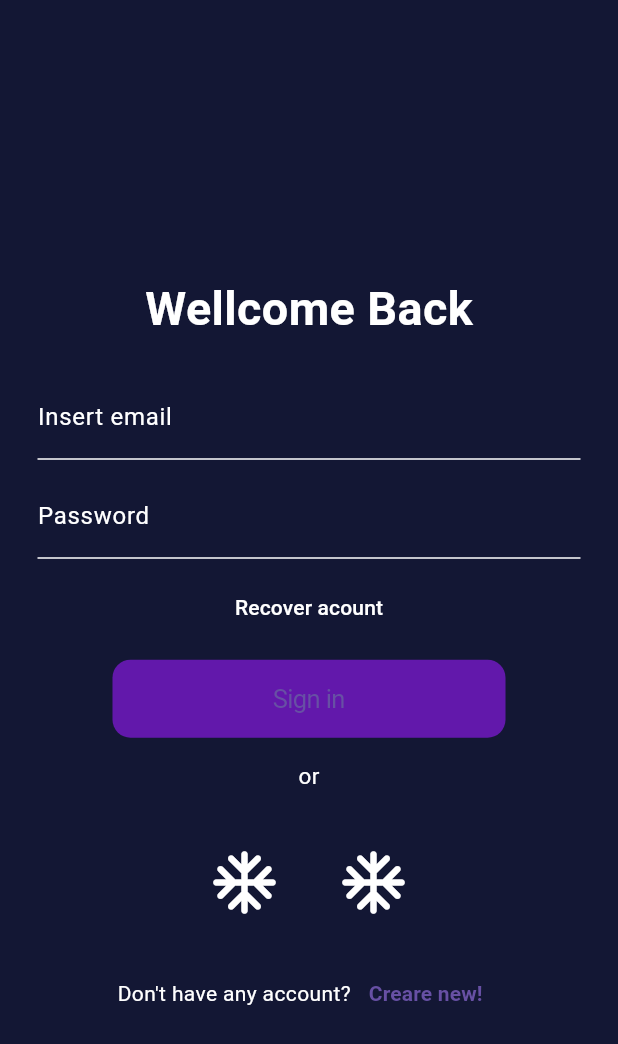
After one commit to eosoyi/flutter_app_all, a Flutter app: the screen it shows after launch, after a tap on "Login 2", on a phone screen of 412 x 824 dp. The commit adds this screen. Shown: the top 1044 px of the screen. Run offline on Flutter 3.47's test engine with Material 3 defaults, Android fonts, the phone set to English and light mode, and no system bars; missing offline and left inert: mobile_scanner.

Commit message:
se crea disenio login 2

```diff
--- /dev/null
+++ b/lib/Utils/ConstrainUtils.dart
@@ -0,0 +1,33 @@
+import 'package:flutter/material.dart';
+
+class ConstrainUtils extends StatefulWidget {
+  Widget child;
+
+  ConstrainUtils({
+    required this.child,
+    super.key
+  });
+
+  @override
+  State<ConstrainUtils> createState() => _ConstrainUtilsState();
+}
+
+class _ConstrainUtilsState extends State<ConstrainUtils> {
+  double minWidth = 100.0;
+  double maxWidth = 200.0;
+
+  @override
+  Widget build(BuildContext context) {
+    Size size = MediaQuery.of(context).size;
+    minWidth = size.width - 150;
+    maxWidth = size.width - 50;
+
+    return ConstrainedBox(
+      constraints: BoxConstraints(
+        minWidth: minWidth,
+        maxWidth: maxWidth
+      ),
+      child: widget.child,
+    );
+  }
+}
--- /dev/null
+++ b/lib/login_2/Login2.dart
@@ -0,0 +1,232 @@
+import 'package:flutter/cupertino.dart';
+import 'package:flutter/material.dart';
+import 'package:pruebas/complementos/FadeInUp.dart';
+
+import '../Utils/ConstrainUtils.dart';
+
+class Login2 extends StatefulWidget {
+  const Login2({super.key});
+
+  @override
+  State<Login2> createState() => _Login2State();
+}
+
+class _Login2State extends State<Login2> {
+  final GlobalKey<FormState> _form = GlobalKey<FormState>();
+
+  late TextEditingController _txtUsername = TextEditingController();
+  late TextEditingController _txtPassword = TextEditingController();
+
+  @override
+  void initState(){
+    super.initState();
+    _txtUsername = TextEditingController(text: '');
+    _txtPassword = TextEditingController(text: '');
+  }
+
+  void _validate(){
+    if(_form.currentState!.validate()){
+
+    }
+  }
+
+  @override
+  Widget build(BuildContext context) {
+    return WillPopScope(
+      onWillPop: () async => true,
+      child: Scaffold(
+        body: Container(
+          color: const Color.fromRGBO(19, 23, 52, 1),
+          height: MediaQuery.of(context).size.height,
+          width: MediaQuery.of(context).size.width,
+          child: Center(
+            child: SingleChildScrollView(
+              physics: const BouncingScrollPhysics(),
+              child: Form(
+                key: _form,
+                child: Column(
+                  mainAxisAlignment: MainAxisAlignment.center,
+                  children: [
+                    const SizedBox(height: 30,),
+                    FadeInUp(
+                      duration: const Duration(milliseconds: 1400),
+                      delay: const Duration(milliseconds: 0),
+                      child: Text(
+                        'Wellcome Back',
+                        style: TextStyle(
+                          color: Colors.white,
+                          fontSize: MediaQuery.of(context).size.width * 0.1 - 10 > 70.0 ? 50.0 : MediaQuery.of(context).size.width * 0.1 - 10,
+                          fontWeight: FontWeight.bold
+                        ),
+                      ),
+                    ),
+                    const SizedBox(height: 20,),
+                    FadeInUp(
+                      duration: const Duration(milliseconds: 1400),
+                      delay: const Duration(milliseconds: 0),
+                      child: ConstrainUtils(
+                        child: TextFormField(
+                          controller: _txtUsername,
+                          cursorColor: Colors.white,
+                          decoration: inputDecoration('Insert email'),
+                          validator: (value) {
+                            if(value!.isEmpty){
+                              return 'Username is required';
+                            }
+                            return null;
+                          },
+                          style: const TextStyle(
+                            color: Colors.white
+                          ),
+                        ),
+                      ),
+                    ),
+                    const SizedBox(height: 10,),
+                    FadeInUp(
+                      duration: const Duration(milliseconds: 1400),
+                      delay: const Duration(milliseconds: 0),
+                      child: ConstrainUtils(
+                        child: TextFormField(
+                          controller: _txtPassword,
+                          cursorColor: Colors.white,
+                          decoration: inputDecoration('Password'),
+                          validator: (value) {
+                            if(value!.isEmpty){
+                              return 'Password is required';
+                            }
+                            return null;
+                          },
+                          style: const TextStyle(
+                              color: Colors.white
+                          ),
+                          obscureText: true,
+
+                        ),
+                      ),
+                    ),
+                    const SizedBox(height: 10,),
+                    FadeInUp(
+                      duration: const Duration(milliseconds: 1400),
+                      delay: const Duration(milliseconds: 0),
+                      child: TextButton(
+                        onPressed: () {
+
+                        },
+                        child: const Text(
+                          'Recover acount',
+                          style: TextStyle(
+                            color: Colors.white
+                          ),
+                        ),
+                      ),
+                    ),
+                    const SizedBox(height: 10,),
+                    FadeInUp(
+                      duration: const Duration(milliseconds: 1400),
+                      delay: const Duration(milliseconds: 0),
+                      child: ConstrainUtils(
+                        child: CupertinoButton(
+                          onPressed: () => _validate(),
+                          color: const Color.fromRGBO(98, 24, 171, 1),
+                          child: const Text(
+                            'Sign in'
+                          ),
+                        ),
+                      ),
+                    ),
+                    const SizedBox(height: 20,),
+                    const FadeInUp(
+                      duration: Duration(milliseconds: 1400),
+                      delay: Duration(milliseconds: 0),
+                      child: Text(
+                        'or',
+                        style: TextStyle(
+                          color: Colors.white,
+                          fontSize: 15.0
+                        ),
+                      ),
+                    ),
+                    const SizedBox(height: 20,),
+                    FadeInUp(
+                      duration: const Duration(milliseconds: 1400),
+                      delay: const Duration(milliseconds: 0),
+                      child: Row(
+                        mainAxisAlignment: MainAxisAlignment.center,
+                         children: [
+                           IconButton(
+                             onPressed: () {
+
+                             },
+                             icon: const Icon(
+                               Icons.ac_unit_rounded,
+                               color: Colors.white,
+                               size: 50.0,
+                             ),
+                           ),
+                           const SizedBox(width: 20.0),
+                           IconButton(
+                             onPressed: () {
+
+                             },
+                             icon: const Icon(
+                               Icons.ac_unit_rounded,
+                               color: Colors.white,
+                               size: 50.0,
+                             ),
+                           ),
+                         ],
+                      ),
+                    ),
+                    const SizedBox(height: 20,),
+                    FadeInUp(
+                      duration: const Duration(milliseconds: 1400),
+                      delay: const Duration(milliseconds: 0),
+                      child: Row(
+                        mainAxisAlignment: MainAxisAlignment.center,
+                        children: [
+                          const Text(
+                            "Don't have any account?",
+                            style: TextStyle(
+                              color: Colors.white,
+                            ),
+                          ),
+                          TextButton(
+                            onPressed: () => Navigator.pushNamed(context, 'login2_form'),
+                            child: const Text(
+                              'Creare new!',
+                              style: TextStyle(
+                                fontWeight: FontWeight.bold
+                              ),
+                            ),
+                          )
+                        ],
+                      ),
+                    )
+                  ],
+                ),
+              ),
+            ),
+          ),
+        ),
+      ),
+    );
+  }
+
+  InputDecoration inputDecoration(String label){
+    return InputDecoration(
+      label: Text(
+        label,
+        style: const TextStyle(
+            color: Colors.white
+        ),
+      ),
+      fillColor: Colors.white,
+      enabledBorder: const UnderlineInputBorder(
+          borderSide: BorderSide(color: Colors.white)
+      ),
+      labelStyle: const TextStyle(
+          color: Colors.white
+      ),
+    );
+  }
+}
--- a/lib/main.dart
+++ b/lib/main.dart
@@ -7,6 +7,8 @@ import 'package:pruebas/ejercicios/otros/OpcionesMenuTab.dart';
 import 'package:pruebas/login%201/Login.dart';
 import 'package:pruebas/login%201/Login1.dart';
 import 'package:pruebas/login%201/SignUp.dart';
+import 'package:pruebas/login_2/Login2.dart';
+import 'package:pruebas/login_2/Login2Form.dart';
 import 'package:pruebas/pages/Menu.dart';
 import 'package:pruebas/scanner/DataQrPage.dart';
 import 'package:pruebas/scanner/Scanner.dart';
@@ -33,6 +35,8 @@ class MyApp extends StatelessWidget {
         'login1' : (context) => const Login1(),
         'login1_page' : (context) => const Login(),
         'sign_up_login1' : (context) => const SignUp(),
+        'login2' : (context) => const Login2(),
+        'login2_form' : (context) => const Login2Form(),
 
         // Leslie
         'otro' : (context) => const Otro(),
--- a/lib/pages/Menu.dart
+++ b/lib/pages/Menu.dart
@@ -36,6 +36,10 @@ class _MenuState extends State<Menu> {
               Center(
                 child: _menuCreate('login1', 'Login 1'),
               ),
+              const SizedBox(height: 20,),
+              Center(
+                child: _menuCreate('login2', 'Login 2'),
+              ),
             ],
           ),
         ),
```
Also changed, not shown: lib/login_2/Login2Form.dart (added, +223 -0 lines).
